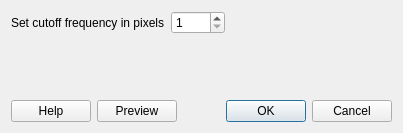
This is cutoffdialog.ui in mbobowsk/DarQwin as Qt 5 draws it before an edit. The edited form follows.
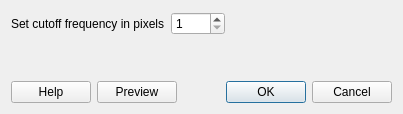
This is the edited form.

Diff of the .ui file:
```diff
--- a/cutoffdialog.ui
+++ b/cutoffdialog.ui
@@ -7,13 +7,13 @@
     <x>0</x>
     <y>0</y>
     <width>402</width>
-    <height>133</height>
+    <height>114</height>
    </rect>
   </property>
   <property name="windowTitle">
    <string>Fourier Filter</string>
   </property>
-  <layout class="QFormLayout" name="formLayout">
+  <layout class="QGridLayout" name="gridLayout">
    <item row="0" column="0">
     <layout class="QHBoxLayout" name="horizontalLayout_2">
      <item>
```
